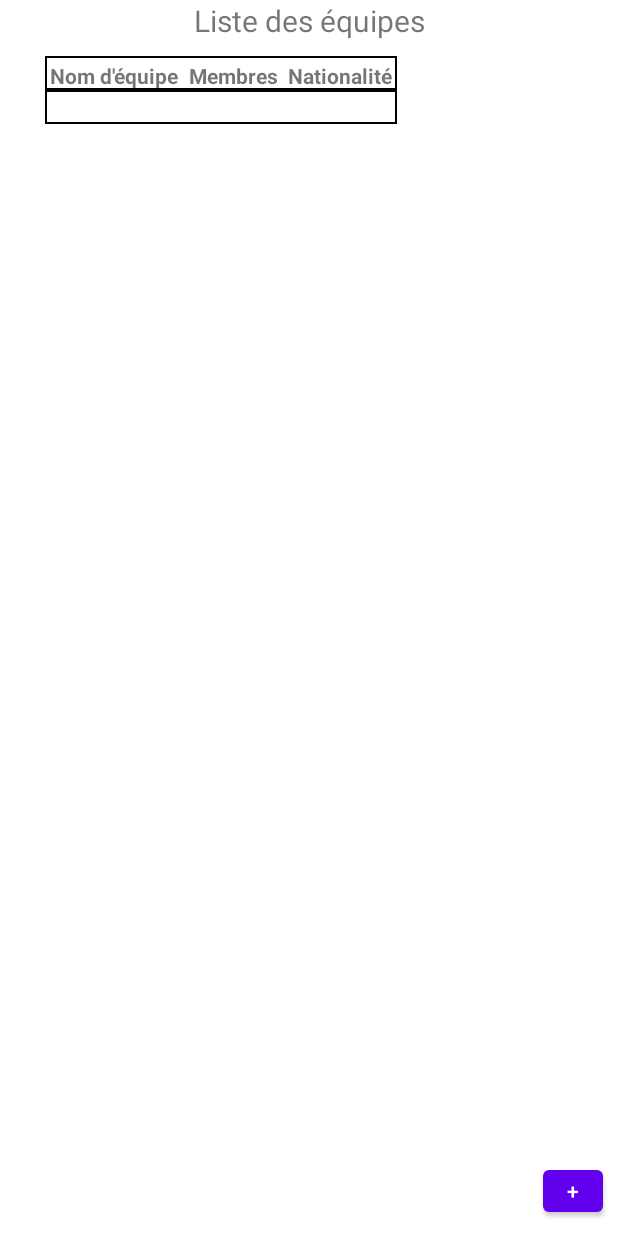
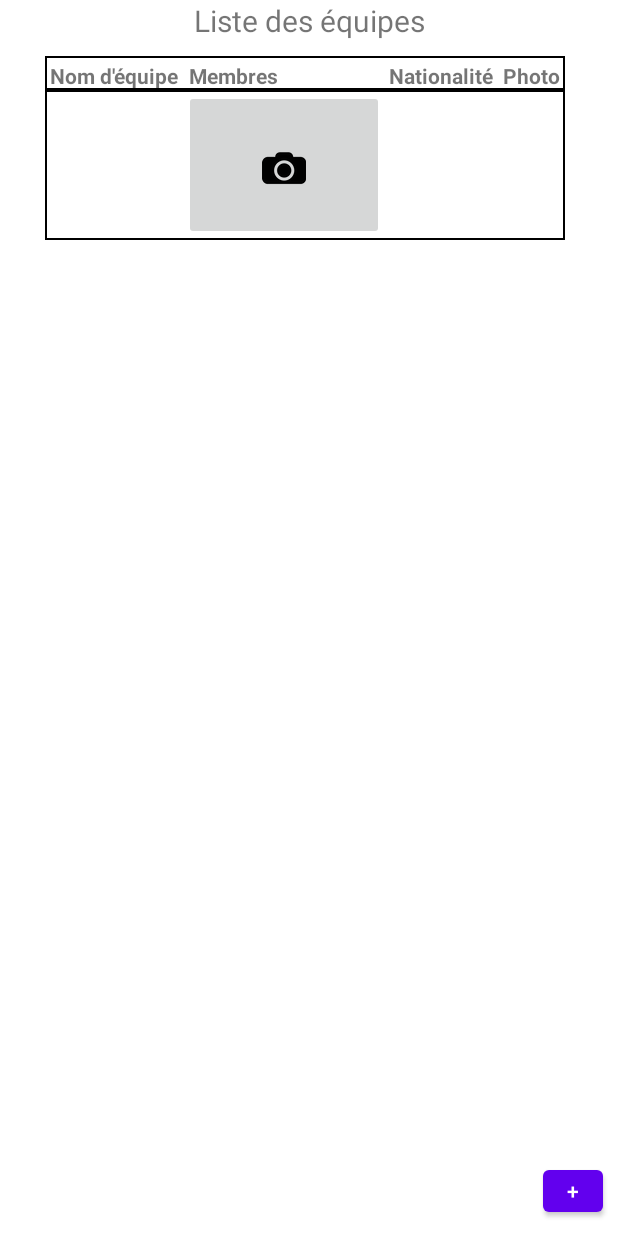
Before and after one commit to Dev-Mobile-Efrei/SoapboxApp, an Android app: the TeamListActivity screen opened directly, with no data from a screen before it, on a phone screen of 412 x 824 dp. Run offline under Robolectric (Android 15) with nearby library versions, the phone set to English and light mode, and no system bars; libraries missing offline, so code that uses them is left out: com.j256.ormlite; 6 statements that could not run were skipped.

Commit message:
Add column to take picture for each team in team list
Signed-off-by: syukoGit <syukodev@outlook.com>

```diff
--- a/app/src/main/AndroidManifest.xml
+++ b/app/src/main/AndroidManifest.xml
@@ -6,6 +6,10 @@
     <uses-permission android:name="android.permission.ACCESS_NETWORK_STATE"/>
     <uses-permission android:name="android.permission.ACCESS_COARSE_LOCATION"/>
     <uses-permission android:name="android.permission.ACCESS_COARSE_LOCATION"/>
+
+    <uses-feature
+            android:name="android.hardware.camera.any"
+            android:required="true"/>
 
     <application
             android:allowBackup="true"
--- a/app/src/main/java/fr/barbier/lyaet/soapboxapp/TeamListActivity.java
+++ b/app/src/main/java/fr/barbier/lyaet/soapboxapp/TeamListActivity.java
@@ -3,8 +3,11 @@ package fr.barbier.lyaet.soapboxapp;
 import android.content.Intent;
 import android.graphics.Typeface;
 import android.os.Bundle;
+import android.provider.MediaStore;
+import android.view.Gravity;
 import android.view.View;
 import android.view.ViewGroup;
+import android.widget.ImageButton;
 import android.widget.TableLayout;
 import android.widget.TableRow;
 import android.widget.TextView;
@@ -50,6 +53,8 @@ public class TeamListActivity extends AppCompatActivity {
                                                        .getString(R.string.teamList_columnName_members)));
         tableRow.addView(this.createHeaderTextView(this.getResources()
                                                        .getString(R.string.teamList_columnName_nationality)));
+        tableRow.addView(this.createHeaderTextView(this.getResources()
+                                                       .getString(R.string.teamList_columnName_picture)));
 
         this.tableLayout.addView(tableRow, new TableLayout.LayoutParams(ViewGroup.LayoutParams.MATCH_PARENT, ViewGroup.LayoutParams.WRAP_CONTENT));
     }
@@ -57,6 +62,20 @@ public class TeamListActivity extends AppCompatActivity {
     private @NotNull TextView createHeaderTextView(@NotNull CharSequence text) {
         TextView output = this.createTextView(text);
         output.setTypeface(Typeface.DEFAULT, Typeface.BOLD);
+        return output;
+    }
+
+    private @NotNull ImageButton createPictureButton() {
+        TableRow.LayoutParams layoutParams = new TableRow.LayoutParams(ViewGroup.LayoutParams.WRAP_CONTENT, ViewGroup.LayoutParams.WRAP_CONTENT);
+        layoutParams.gravity = Gravity.CENTER;
+
+        ImageButton output = new ImageButton(this);
+        output.setMinimumHeight(150);
+        output.setMinimumWidth(200);
+        output.setLayoutParams(layoutParams);
+        output.setImageResource(R.drawable.camera_logo);
+        output.setPadding(5, 5, 5, 0);
+        output.setOnClickListener(this::onBtnPictureClick);
         return output;
     }
 
@@ -84,6 +103,7 @@ public class TeamListActivity extends AppCompatActivity {
             tableRow.addView(this.createTextView(team.getName()));
             tableRow.addView(this.createTextView(membersString));
             tableRow.addView(this.createTextView(team.getNationality()));
+            tableRow.addView(this.createPictureButton());
 
             this.tableLayout.addView(tableRow, new TableLayout.LayoutParams(ViewGroup.LayoutParams.MATCH_PARENT, ViewGroup.LayoutParams.WRAP_CONTENT));
         }
@@ -96,4 +116,15 @@ public class TeamListActivity extends AppCompatActivity {
         this.runOnUiThread(this::createColumns);
         this.runOnUiThread(() -> this.fillData(teams, members));
     }
+
+    private void onBtnPictureClick(View view) {
+        try {
+            Intent intent = new Intent();
+            intent.setAction(MediaStore.ACTION_IMAGE_CAPTURE);
+
+            this.startActivity(intent);
+        } catch (RuntimeException e) {
+            System.err.println(e.getMessage());
+        }
+    }
 }
--- a/app/src/main/res/values/activity_team_list.xml
+++ b/app/src/main/res/values/activity_team_list.xml
@@ -4,5 +4,6 @@
     <string name="teamList_columnName_name">Nom d\'équipe</string>
     <string name="teamList_columnName_members">Membres</string>
     <string name="teamList_columnName_nationality">Nationalité</string>
+    <string name="teamList_columnName_picture">Photo</string>
     <string name="btnAddTeam_text" translatable="false">+</string>
 </resources>
```
Also changed, not shown: app/src/main/res/drawable-nodpi/camera_logo.png (added), 1 other file.
